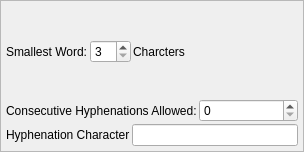
Before: the Qt Designer form scribus/ui/propertywidget_hyphenationbase.ui in scribusproject/scribus, drawn with Qt 5.
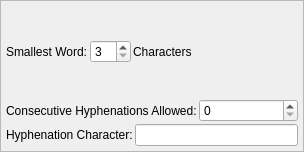
After: the same form once the commit is applied.

```diff
--- a/scribus/ui/propertywidget_hyphenationbase.ui
+++ b/scribus/ui/propertywidget_hyphenationbase.ui
@@ -57,7 +57,7 @@
      <item>
       <widget class="QLabel" name="label_2">
        <property name="text">
-        <string>Charcters</string>
+        <string>Characters</string>
        </property>
       </widget>
      </item>
@@ -100,7 +100,7 @@
      <item>
       <widget class="QLabel" name="label_4">
        <property name="text">
-        <string>Hyphenation Character</string>
+        <string>Hyphenation Character:</string>
        </property>
       </widget>
      </item>
```
